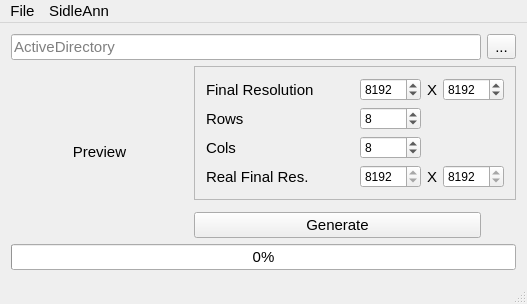
Old version of the form mainwindow.ui in the repository OlexandrI/SidleAnn.
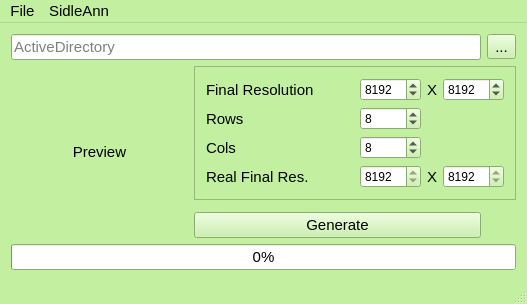
New version of the form.

What changed in the file:
```diff
--- a/mainwindow.ui
+++ b/mainwindow.ui
@@ -10,6 +10,421 @@
     <height>296</height>
    </rect>
   </property>
+  <property name="palette">
+   <palette>
+    <active>
+     <colorrole role="WindowText">
+      <brush brushstyle="SolidPattern">
+       <color alpha="255">
+        <red>0</red>
+        <green>0</green>
+        <blue>0</blue>
+       </color>
+      </brush>
+     </colorrole>
+     <colorrole role="Button">
+      <brush brushstyle="SolidPattern">
+       <color alpha="255">
+        <red>195</red>
+        <green>240</green>
+        <blue>160</blue>
+       </color>
+      </brush>
+     </colorrole>
+     <colorrole role="Light">
+      <brush brushstyle="SolidPattern">
+       <color alpha="255">
+        <red>255</red>
+        <green>255</green>
+        <blue>255</blue>
+       </color>
+      </brush>
+     </colorrole>
+     <colorrole role="Midlight">
+      <brush brushstyle="SolidPattern">
+       <color alpha="255">
+        <red>225</red>
+        <green>247</green>
+        <blue>207</blue>
+       </color>
+      </brush>
+     </colorrole>
+     <colorrole role="Dark">
+      <brush brushstyle="SolidPattern">
+       <color alpha="255">
+        <red>97</red>
+        <green>120</green>
+        <blue>80</blue>
+       </color>
+      </brush>
+     </colorrole>
+     <colorrole role="Mid">
+      <brush brushstyle="SolidPattern">
+       <color alpha="255">
+        <red>130</red>
+        <green>160</green>
+        <blue>107</blue>
+       </color>
+      </brush>
+     </colorrole>
+     <colorrole role="Text">
+      <brush brushstyle="SolidPattern">
+       <color alpha="255">
+        <red>0</red>
+        <green>0</green>
+        <blue>0</blue>
+       </color>
+      </brush>
+     </colorrole>
+     <colorrole role="BrightText">
+      <brush brushstyle="SolidPattern">
+       <color alpha="255">
+        <red>255</red>
+        <green>255</green>
+        <blue>255</blue>
+       </color>
+      </brush>
+     </colorrole>
+     <colorrole role="ButtonText">
+      <brush brushstyle="SolidPattern">
+       <color alpha="255">
+        <red>0</red>
+        <green>0</green>
+        <blue>0</blue>
+       </color>
+      </brush>
+     </colorrole>
+     <colorrole role="Base">
+      <brush brushstyle="SolidPattern">
+       <color alpha="255">
+        <red>255</red>
+        <green>255</green>
+        <blue>255</blue>
+       </color>
+      </brush>
+     </colorrole>
+     <colorrole role="Window">
+      <brush brushstyle="SolidPattern">
+       <color alpha="255">
+        <red>195</red>
+        <green>240</green>
+        <blue>160</blue>
+       </color>
+      </brush>
+     </colorrole>
+     <colorrole role="Shadow">
+      <brush brushstyle="SolidPattern">
+       <color alpha="255">
+        <red>0</red>
+        <green>0</green>
+        <blue>0</blue>
+       </color>
+      </brush>
+     </colorrole>
+     <colorrole role="AlternateBase">
+      <brush brushstyle="SolidPattern">
+       <color alpha="255">
+        <red>225</red>
+        <green>247</green>
+        <blue>207</blue>
+       </color>
+      </brush>
+     </colorrole>
+     <colorrole role="ToolTipBase">
+      <brush brushstyle="SolidPattern">
+       <color alpha="255">
+        <red>255</red>
+        <green>255</green>
+        <blue>220</blue>
+       </color>
+      </brush>
+     </colorrole>
+     <colorrole role="ToolTipText">
+      <brush brushstyle="SolidPattern">
+       <color alpha="255">
+        <red>0</red>
+        <green>0</green>
+        <blue>0</blue>
+       </color>
+      </brush>
+     </colorrole>
+    </active>
+    <inactive>
+     <colorrole role="WindowText">
+      <brush brushstyle="SolidPattern">
+       <color alpha="255">
+        <red>0</red>
+        <green>0</green>
+        <blue>0</blue>
+       </color>
+      </brush>
+     </colorrole>
+     <colorrole role="Button">
+      <brush brushstyle="SolidPattern">
+       <color alpha="255">
+        <red>195</red>
+        <green>240</green>
+        <blue>160</blue>
+       </color>
+      </brush>
+     </colorrole>
+     <colorrole role="Light">
+      <brush brushstyle="SolidPattern">
+       <color alpha="255">
+        <red>255</red>
+        <green>255</green>
+        <blue>255</blue>
+       </color>
+      </brush>
+     </colorrole>
+     <colorrole role="Midlight">
+      <brush brushstyle="SolidPattern">
+       <color alpha="255">
+        <red>225</red>
+        <green>247</green>
+        <blue>207</blue>
+       </color>
+      </brush>
+     </colorrole>
+     <colorrole role="Dark">
+      <brush brushstyle="SolidPattern">
+       <color alpha="255">
+        <red>97</red>
+        <green>120</green>
+        <blue>80</blue>
+       </color>
+      </brush>
+     </colorrole>
+     <colorrole role="Mid">
+      <brush brushstyle="SolidPattern">
+       <color alpha="255">
+        <red>130</red>
+        <green>160</green>
+        <blue>107</blue>
+       </color>
+      </brush>
+     </colorrole>
+     <colorrole role="Text">
+      <brush brushstyle="SolidPattern">
+       <color alpha="255">
+        <red>0</red>
+        <green>0</green>
+        <blue>0</blue>
+       </color>
+      </brush>
+     </colorrole>
+     <colorrole role="BrightText">
+      <brush brushstyle="SolidPattern">
+       <color alpha="255">
+        <red>255</red>
+        <green>255</green>
+        <blue>255</blue>
+       </color>
+      </brush>
+     </colorrole>
+     <colorrole role="ButtonText">
+      <brush brushstyle="SolidPattern">
+       <color alpha="255">
+        <red>0</red>
+        <green>0</green>
+        <blue>0</blue>
+       </color>
+      </brush>
+     </colorrole>
+     <colorrole role="Base">
+      <brush brushstyle="SolidPattern">
+       <color alpha="255">
+        <red>255</red>
+        <green>255</green>
+        <blue>255</blue>
+       </color>
+      </brush>
+     </colorrole>
+     <colorrole role="Window">
+      <brush brushstyle="SolidPattern">
+       <color alpha="255">
+        <red>195</red>
+        <green>240</green>
+        <blue>160</blue>
+       </color>
+      </brush>
+     </colorrole>
+     <colorrole role="Shadow">
+      <brush brushstyle="SolidPattern">
+       <color alpha="255">
+        <red>0</red>
+        <green>0</green>
+        <blue>0</blue>
+       </color>
+      </brush>
+     </colorrole>
+     <colorrole role="AlternateBase">
+      <brush brushstyle="SolidPattern">
+       <color alpha="255">
+        <red>225</red>
+        <green>247</green>
+        <blue>207</blue>
+       </color>
+      </brush>
+     </colorrole>
+     <colorrole role="ToolTipBase">
+      <brush brushstyle="SolidPattern">
+       <color alpha="255">
+        <red>255</red>
+        <green>255</green>
+        <blue>220</blue>
+       </color>
+      </brush>
+     </colorrole>
+     <colorrole role="ToolTipText">
+      <brush brushstyle="SolidPattern">
+       <color alpha="255">
+        <red>0</red>
+        <green>0</green>
+        <blue>0</blue>
+       </color>
+      </brush>
+     </colorrole>
+    </inactive>
+    <disabled>
+     <colorrole role="WindowText">
+      <brush brushstyle="SolidPattern">
+       <color alpha="255">
+        <red>97</red>
+        <green>120</green>
+        <blue>80</blue>
+       </color>
+      </brush>
+     </colorrole>
+     <colorrole role="Button">
+      <brush brushstyle="SolidPattern">
+       <color alpha="255">
+        <red>195</red>
+        <green>240</green>
+        <blue>160</blue>
+       </color>
+      </brush>
+     </colorrole>
+     <colorrole role="Light">
+      <brush brushstyle="SolidPattern">
+       <color alpha="255">
+        <red>255</red>
+        <green>255</green>
+        <blue>255</blue>
+       </color>
+      </brush>
+     </colorrole>
+     <colorrole role="Midlight">
+      <brush brushstyle="SolidPattern">
+       <color alpha="255">
+        <red>225</red>
+        <green>247</green>
+        <blue>207</blue>
+       </color>
+      </brush>
+     </colorrole>
+     <colorrole role="Dark">
+      <brush brushstyle="SolidPattern">
+       <color alpha="255">
+        <red>97</red>
+        <green>120</green>
+        <blue>80</blue>
+       </color>
+      </brush>
+     </colorrole>
+     <colorrole role="Mid">
+      <brush brushstyle="SolidPattern">
+       <color alpha="255">
+        <red>130</red>
+        <green>160</green>
+        <blue>107</blue>
+       </color>
+      </brush>
+     </colorrole>
+     <colorrole role="Text">
+      <brush brushstyle="SolidPattern">
+       <color alpha="255">
+        <red>97</red>
+        <green>120</green>
+        <blue>80</blue>
+       </color>
+      </brush>
+     </colorrole>
+     <colorrole role="BrightText">
+      <brush brushstyle="SolidPattern">
+       <color alpha="255">
+        <red>255</red>
+        <green>255</green>
+        <blue>255</blue>
+       </color>
+      </brush>
+     </colorrole>
+     <colorrole role="ButtonText">
+      <brush brushstyle="SolidPattern">
+       <color alpha="255">
+        <red>97</red>
+        <green>120</green>
+        <blue>80</blue>
+       </color>
+      </brush>
+     </colorrole>
+     <colorrole role="Base">
+      <brush brushstyle="SolidPattern">
+       <color alpha="255">
+        <red>195</red>
+        <green>240</green>
+        <blue>160</blue>
+       </color>
+      </brush>
+     </colorrole>
+     <colorrole role="Window">
+      <brush brushstyle="SolidPattern">
+       <color alpha="255">
+        <red>195</red>
+        <green>240</green>
+        <blue>160</blue>
+       </color>
+      </brush>
+     </colorrole>
+     <colorrole role="Shadow">
+      <brush brushstyle="SolidPattern">
+       <color alpha="255">
+        <red>0</red>
+        <green>0</green>
+        <blue>0</blue>
+       </color>
+      </brush>
+     </colorrole>
+     <colorrole role="AlternateBase">
+      <brush brushstyle="SolidPattern">
+       <color alpha="255">
+        <red>195</red>
+        <green>240</green>
+        <blue>160</blue>
+       </color>
+      </brush>
+     </colorrole>
+     <colorrole role="ToolTipBase">
+      <brush brushstyle="SolidPattern">
+       <color alpha="255">
+        <red>255</red>
+        <green>255</green>
+        <blue>220</blue>
+       </color>
+      </brush>
+     </colorrole>
+     <colorrole role="ToolTipText">
+      <brush brushstyle="SolidPattern">
+       <color alpha="255">
+        <red>0</red>
+        <green>0</green>
+        <blue>0</blue>
+       </color>
+      </brush>
+     </colorrole>
+    </disabled>
+   </palette>
+  </property>
   <property name="font">
    <font>
     <pointsize>11</pointsize>
```
